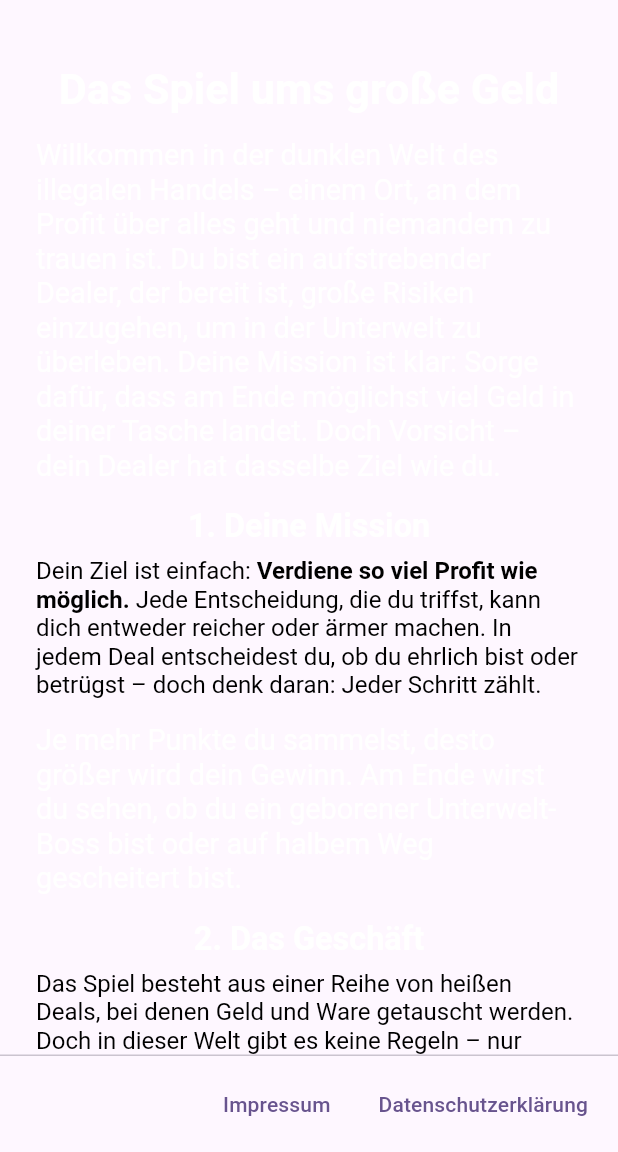
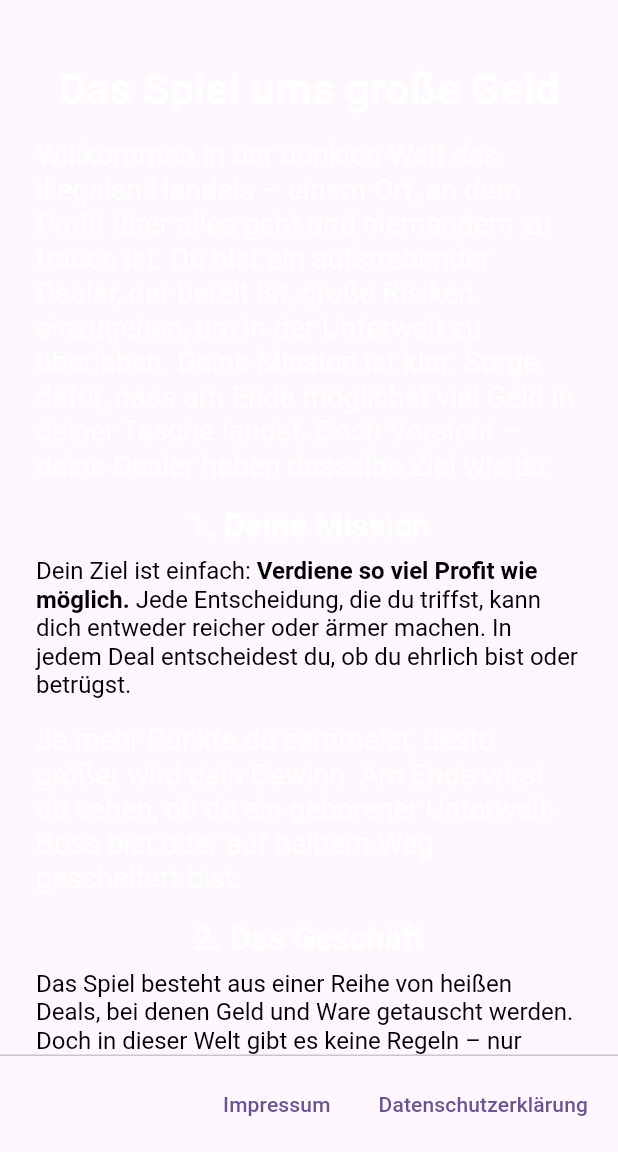
Before and after one commit to Mo92/unigame, a Flutter app: the screen it shows after launch, on a phone screen of 412 x 824 dp, the part 84-1236 px from its top. Run offline on Flutter 3.47's test engine with Material 3 defaults, Android fonts, the phone set to English and light mode, and no system bars; our stand-ins replace dio, equatable, flutter_bloc, flutter_markdown, googleapis_auth; missing offline and left inert: googleapis.

Commit message:
Grammar correction
Text adjustment landing page

```diff
--- a/lib/pages/game/profile_dialog.dart
+++ b/lib/pages/game/profile_dialog.dart
@@ -113,7 +113,7 @@ class _ProfileDialogState extends State<ProfileDialog> {
                     validator: Validators.required,
                     decoration: const InputDecoration(
                       border: UnderlineInputBorder(),
-                      labelText: 'Wie lautet dein Spielername?',
+                      labelText: 'Wie willst du dich im Spiel nennen?',
                     ),
                   ),
                   SizedBox(height: 16),
@@ -138,7 +138,7 @@ class _ProfileDialogState extends State<ProfileDialog> {
                       labelText:
                           'Was machst du beruflich? Und in welchem Bereich? ',
                       helperText:
-                          '(Zb. Student der Wirttschaftswissenschaften, Junior Analyst im Controlling)',
+                          '(Zb. Student der Wirtschaftswissenschaften, Junior Analyst im Controlling)',
                     ),
                   ),
                   SizedBox(height: 16),
--- a/lib/pages/landing_page.dart
+++ b/lib/pages/landing_page.dart
@@ -28,7 +28,7 @@ class LandingPage extends StatelessWidget {
               ),
               SizedBox(height: 16),
               Text(
-                'Willkommen in der dunklen Welt des illegalen Handels – einem Ort, an dem Profit über alles geht und niemandem zu trauen ist. Du bist ein aufstrebender Dealer, der bereit ist, große Risiken einzugehen, um in der Unterwelt zu überleben. Deine Mission ist klar: Sorge dafür, dass am Ende möglichst viel Geld in deiner Tasche landet. Doch Vorsicht – dein Dealer hat dasselbe Ziel wie du.',
+                'Willkommen in der dunklen Welt des illegalen Handels – einem Ort, an dem Profit über alles geht und niemandem zu trauen ist. Du bist ein aufstrebender Dealer, der bereit ist, große Risiken einzugehen, um in der Unterwelt zu überleben. Deine Mission ist klar: Sorge dafür, dass am Ende möglichst viel Geld in deiner Tasche landet. Doch Vorsicht – deine Dealer haben dasselbe Ziel wie du.',
                 style: TextStyle(fontSize: 16),
               ),
               SizedBox(height: 16),
@@ -48,7 +48,7 @@ class LandingPage extends StatelessWidget {
                     ),
                     TextSpan(
                       text:
-                          ' Jede Entscheidung, die du triffst, kann dich entweder reicher oder ärmer machen. In jedem Deal entscheidest du, ob du ehrlich bist oder betrügst – doch denk daran: Jeder Schritt zählt.',
+                          ' Jede Entscheidung, die du triffst, kann dich entweder reicher oder ärmer machen. In jedem Deal entscheidest du, ob du ehrlich bist oder betrügst.',
                     ),
                   ],
                 ),
@@ -88,7 +88,7 @@ class LandingPage extends StatelessWidget {
               SizedBox(height: 16),
               RichText(
                 text: TextSpan(
-                  text: 'Der Dealer, der im Spiel agiert ',
+                  text: 'Der jeweilige Dealer, der im Spiel agiert ',
                   style: TextStyle(fontSize: 16, color: Colors.black),
                   children: [
                     if (!usePlayerTerm)
```
